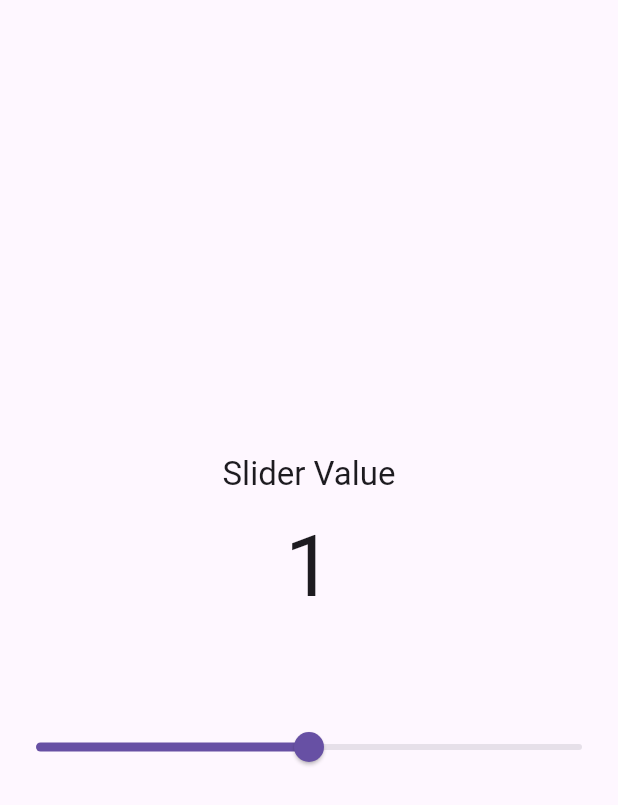
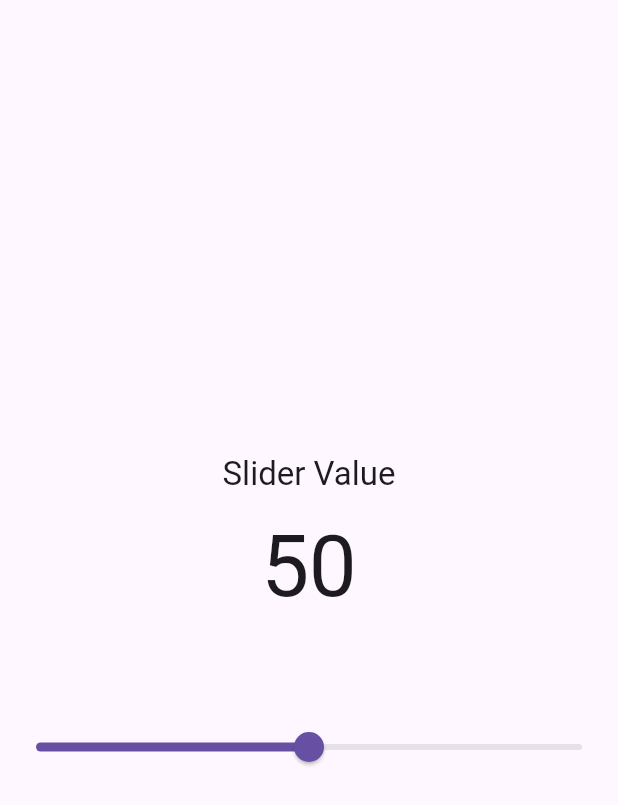
Before and after one commit to Anupdas/counter-app, a Flutter app: the screen it shows after launch, on a phone screen of 412 x 824 dp. Shown: the top 805 px of the screen. Run offline on Flutter 3.47's test engine with Material 3 defaults, Android fonts, the phone set to English and light mode, and no system bars.

```diff
--- a/lib/pages/slider/components/content.dart
+++ b/lib/pages/slider/components/content.dart
@@ -16,7 +16,7 @@ class ContentView extends StatelessWidget {
         Padding(
           padding: const EdgeInsets.only(top: 16.0),
           child: Text(
-            '${value.round()}',
+            '${(value * 100).round()}',
             style: Theme.of(context).textTheme.displayLarge,
           ),
         ),
```
